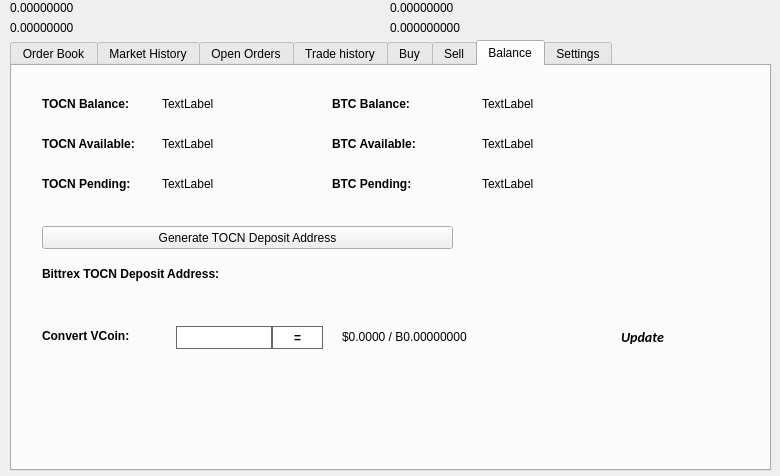
First picture: the form in src/qt/forms/tradingdialog.ui, repository touriumonline/tourium, before the edit.
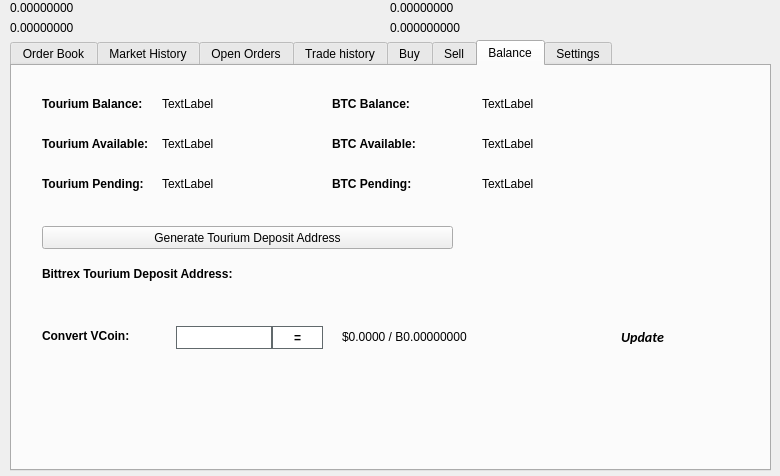
Second picture: the form after the edit. The open tabs and pages were chosen to show the change. Icons and pictures are not drawn.

What changed in the file:
```diff
--- a/src/qt/forms/tradingdialog.ui
+++ b/src/qt/forms/tradingdialog.ui
@@ -2762,7 +2762,7 @@
       </font>
      </property>
      <property name="text">
-      <string>TOCN Balance:</string>
+      <string>Tourium Balance:</string>
      </property>
     </widget>
     <widget class="QLabel" name="label_12">
@@ -2813,7 +2813,7 @@
       </font>
      </property>
      <property name="text">
-      <string>TOCN Available:</string>
+      <string>Tourium Available:</string>
      </property>
     </widget>
     <widget class="QLabel" name="label_14">
@@ -2832,7 +2832,7 @@
       </font>
      </property>
      <property name="text">
-      <string>TOCN Pending:</string>
+      <string>Tourium Pending:</string>
      </property>
     </widget>
     <widget class="QLabel" name="XBZPendingLabel">
@@ -2928,7 +2928,7 @@
       </font>
      </property>
      <property name="text">
-      <string>Bittrex TOCN Deposit Address:</string>
+      <string>Bittrex Tourium Deposit Address:</string>
      </property>
     </widget>
     <widget class="QPushButton" name="GenDepositBTN">
@@ -2941,7 +2941,7 @@
       </rect>
      </property>
      <property name="text">
-      <string>Generate TOCN Deposit Address</string>
+      <string>Generate Tourium Deposit Address</string>
      </property>
      <property name="icon">
       <iconset resource="../tourium.qrc">
```
Left out of the diff: 34 changed lines with no effect on the pictures.
